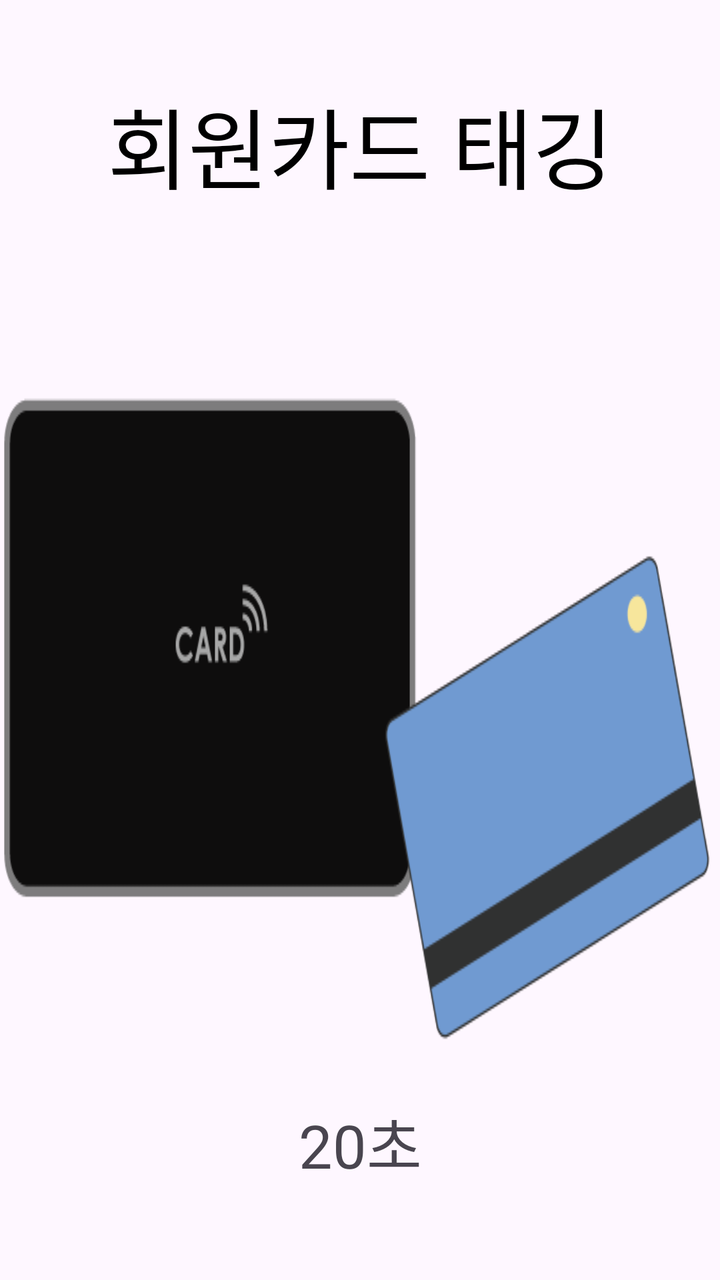
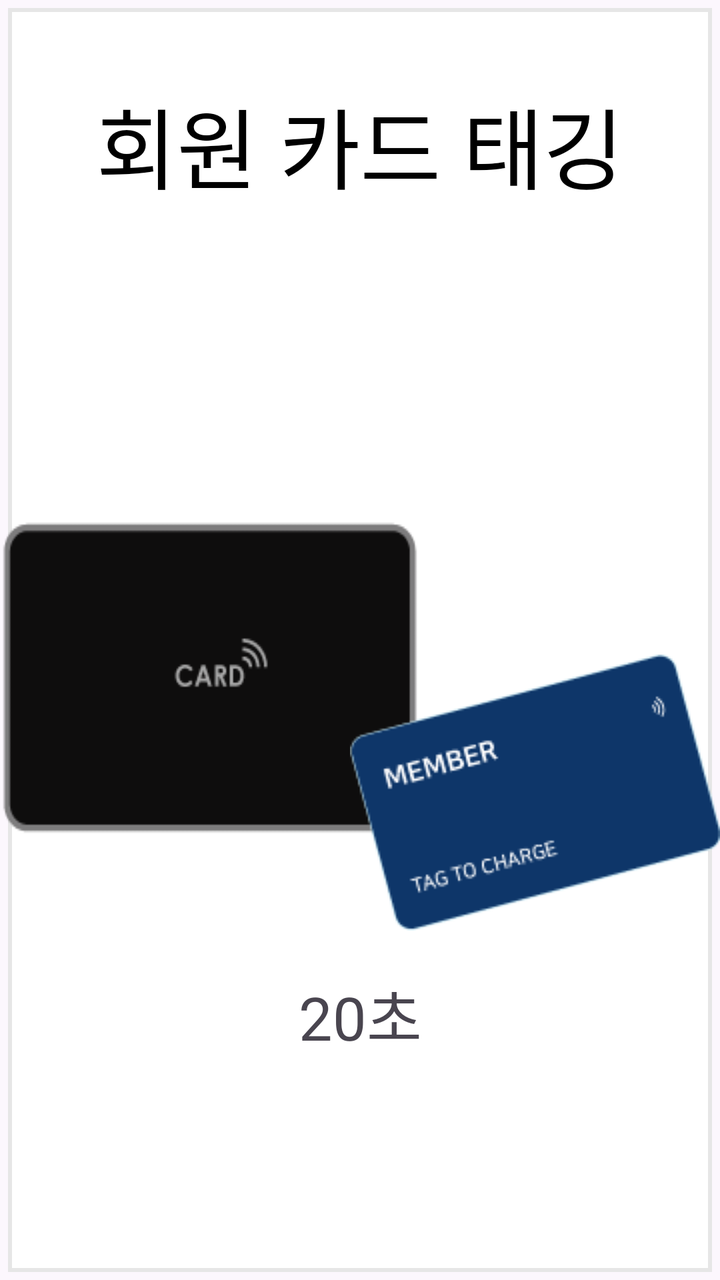

Before-and-after screenshots of an Android layout around one commit, followed by the original layout XML and the change that was made.
<!-- AndroidManifest.xml: application theme Theme.FastCharger -->
<!-- res/layout/fragment_member_card.xml -->
<?xml version="1.0" encoding="utf-8"?>
<androidx.constraintlayout.widget.ConstraintLayout xmlns:android="http://schemas.android.com/apk/res/android"
    xmlns:tools="http://schemas.android.com/tools"
    xmlns:app="http://schemas.android.com/apk/res-auto"
    android:layout_width="1024dp"
    android:layout_height="652dp"
    tools:context=".pages.MemberCardFragment">

    <TextView
        android:id="@+id/textViewMemberCard"
        android:layout_width="match_parent"
        android:layout_height="wrap_content"
        android:layout_marginTop="40dp"
        android:gravity="center"
        android:text="@string/memberCardTaggingMessage"
        android:textSize="44sp"
        android:textColor="@color/black"
        app:layout_constraintEnd_toEndOf="parent"
        app:layout_constraintStart_toStartOf="parent"
        app:layout_constraintTop_toTopOf="parent"/>

    <ImageView
        android:id="@+id/imageViewMemberCardReader"
        android:layout_width="wrap_content"
        android:layout_height="wrap_content"
        android:layout_marginBottom="20dp"
        android:background="@drawable/memcard_to_reader_background"
        app:layout_constraintEnd_toEndOf="parent"
        app:layout_constraintStart_toStartOf="parent"
        app:layout_constraintTop_toBottomOf="@id/textViewMemberCard"
        app:layout_constraintBottom_toBottomOf="parent"
        tools:ignore="contentDescription" />

    <ImageView
        android:id="@+id/imgMemberCardTagging"
        android:layout_width="wrap_content"
        android:layout_height="wrap_content"
        android:background="@drawable/membercardtagging"
        android:importantForAccessibility="no"
        app:layout_constraintStart_toStartOf="@id/imageViewMemberCardReader"
        app:layout_constraintBottom_toBottomOf="@id/imageViewMemberCardReader"
        app:layout_constraintEnd_toEndOf="@id/imageViewMemberCardReader"
        app:layout_constraintTop_toTopOf="@id/imageViewMemberCardReader"
        tools:ignore="contentDescription" />

    <TextView
        android:id="@+id/textViewTagTimer"
        android:layout_width="wrap_content"
        android:layout_height="wrap_content"
        android:layout_marginTop="20dp"
        android:text="20초"
        android:textSize="30sp"
        app:layout_constraintStart_toStartOf="@id/imageViewMemberCardReader"
        app:layout_constraintEnd_toEndOf="@id/imageViewMemberCardReader"
        app:layout_constraintTop_toBottomOf="@id/imageViewMemberCardReader" />

</androidx.constraintlayout.widget.ConstraintLayout>
<!-- resources referenced by this layout -->
<resources>
  <color name="black">#FF000000</color>
  <!-- drawable membercardtagging (drawable) -->
  <?xml version="1.0" encoding="utf-8"?>
  <animation-list xmlns:android="http://schemas.android.com/apk/res/android">
      <item
          android:drawable="@drawable/memcard_to_reader_01"
          android:duration="300" />
      <item
          android:drawable="@drawable/memcard_to_reader_02"
          android:duration="300" />
      <item
          android:drawable="@drawable/memcard_to_reader_03"
          android:duration="300" />
      <item
          android:drawable="@drawable/memcard_to_reader_04"
          android:duration="300" />
      <item
          android:drawable="@drawable/memcard_to_reader_05"
          android:duration="300" />
      <item
          android:drawable="@drawable/memcard_to_reader_06"
          android:duration="300" />
      <item
          android:drawable="@drawable/memcard_to_reader_07"
          android:duration="300" />
      <item
          android:drawable="@drawable/memcard_to_reader_08"
          android:duration="300" />
  </animation-list>
  <!-- drawable memcard_to_reader_background: png bitmap (drawable, 4308 bytes) -->
  <string name="memberCardTaggingMessage">회원카드 태깅</string>
  <style name="Theme.FastCharger" parent="Base.Theme.FastCharger" />
  <!-- drawable memcard_to_reader_01: png bitmap (drawable, 5243 bytes) -->
  <!-- drawable memcard_to_reader_02: png bitmap (drawable, 8798 bytes) -->
  <!-- drawable memcard_to_reader_03: png bitmap (drawable, 7054 bytes) -->
  <!-- drawable memcard_to_reader_04: png bitmap (drawable, 7126 bytes) -->
  <!-- drawable memcard_to_reader_05: png bitmap (drawable, 6498 bytes) -->
  <!-- drawable memcard_to_reader_06: png bitmap (drawable, 6868 bytes) -->
  <!-- drawable memcard_to_reader_07: png bitmap (drawable, 6735 bytes) -->
  <!-- drawable memcard_to_reader_08: png bitmap (drawable, 5315 bytes) -->
  <style name="Base.Theme.FastCharger" parent="Theme.Material3.DayNight.NoActionBar">
          
          
          <item name="windowNoTitle">true</item>
          <item name="android:windowFullscreen">true</item>
      </style>
</resources>

<!-- the commit's change to res/layout/fragment_member_card.xml (unified diff, before → after) -->
@@ -2,9 +2,17 @@
 <androidx.constraintlayout.widget.ConstraintLayout xmlns:android="http://schemas.android.com/apk/res/android"
     xmlns:tools="http://schemas.android.com/tools"
     xmlns:app="http://schemas.android.com/apk/res-auto"
-    android:layout_width="1024dp"
+    android:layout_width="512dp"
     android:layout_height="652dp"
     tools:context=".pages.MemberCardFragment">
+
+    <View
+        android:id="@+id/view"
+        android:layout_width="match_parent"
+        android:layout_height="match_parent"
+        android:background="@drawable/layer_list_rect"
+        tools:layout_editor_absoluteX="5dp"
+        tools:layout_editor_absoluteY="5dp" />
 
     <TextView
         android:id="@+id/textViewMemberCard"
@@ -32,16 +40,26 @@
         tools:ignore="contentDescription" />
 
     <ImageView
-        android:id="@+id/imgMemberCardTagging"
+        android:id="@+id/imageViewMemberCard"
         android:layout_width="wrap_content"
         android:layout_height="wrap_content"
-        android:background="@drawable/membercardtagging"
+        android:background="@drawable/member_card"
         android:importantForAccessibility="no"
-        app:layout_constraintStart_toStartOf="@id/imageViewMemberCardReader"
+        app:layout_constraintEnd_toEndOf="@id/imageViewMemberCardReader"
         app:layout_constraintBottom_toBottomOf="@id/imageViewMemberCardReader"
-        app:layout_constraintEnd_toEndOf="@id/imageViewMemberCardReader"
-        app:layout_constraintTop_toTopOf="@id/imageViewMemberCardReader"
         tools:ignore="contentDescription" />
+
+
+
+
+
+
+
+
+
+
+
+
 
     <TextView
         android:id="@+id/textViewTagTimer"
<!-- resource entries referenced after the edit -->
@@ -1,45 +1,27 @@
 <!-- resources referenced by this layout -->
 <resources>
   <color name="black">#FF000000</color>
-  <!-- drawable membercardtagging (drawable) -->
+  <!-- drawable layer_list_rect (drawable) -->
   <?xml version="1.0" encoding="utf-8"?>
-  <animation-list xmlns:android="http://schemas.android.com/apk/res/android">
-      <item
-          android:drawable="@drawable/memcard_to_reader_01"
-          android:duration="300" />
-      <item
-          android:drawable="@drawable/memcard_to_reader_02"
-          android:duration="300" />
-      <item
-          android:drawable="@drawable/memcard_to_reader_03"
-          android:duration="300" />
-      <item
-          android:drawable="@drawable/memcard_to_reader_04"
-          android:duration="300" />
-      <item
-          android:drawable="@drawable/memcard_to_reader_05"
-          android:duration="300" />
-      <item
-          android:drawable="@drawable/memcard_to_reader_06"
-          android:duration="300" />
-      <item
-          android:drawable="@drawable/memcard_to_reader_07"
-          android:duration="300" />
-      <item
-          android:drawable="@drawable/memcard_to_reader_08"
-          android:duration="300" />
-  </animation-list>
-  <!-- drawable memcard_to_reader_background: png bitmap (drawable, 4308 bytes) -->
-  <string name="memberCardTaggingMessage">회원카드 태깅</string>
+  <layer-list xmlns:android="http://schemas.android.com/apk/res/android">
+      
+      <item>
+          <shape android:shape="rectangle">
+              <solid android:color="#33F4F4F4" />
+          </shape>
+      </item>
+      
+      <item android:bottom="4dp" android:right="4dp" android:top="4dp" android:left="4dp">
+          <shape android:shape="rectangle">
+              <solid android:color="#FFFFFF"/>
+              <stroke android:color="#E6E6E6" android:width="2dp" />
+          </shape>
+      </item>
+  </layer-list>
+  <!-- drawable member_card: png bitmap (drawable, 5122 bytes) -->
+  <!-- drawable memcard_to_reader_background: png bitmap (drawable, 2459 bytes) -->
+  <string name="memberCardTaggingMessage">회원 카드 태깅</string>
   <style name="Theme.FastCharger" parent="Base.Theme.FastCharger" />
-  <!-- drawable memcard_to_reader_01: png bitmap (drawable, 5243 bytes) -->
-  <!-- drawable memcard_to_reader_02: png bitmap (drawable, 8798 bytes) -->
-  <!-- drawable memcard_to_reader_03: png bitmap (drawable, 7054 bytes) -->
-  <!-- drawable memcard_to_reader_04: png bitmap (drawable, 7126 bytes) -->
-  <!-- drawable memcard_to_reader_05: png bitmap (drawable, 6498 bytes) -->
-  <!-- drawable memcard_to_reader_06: png bitmap (drawable, 6868 bytes) -->
-  <!-- drawable memcard_to_reader_07: png bitmap (drawable, 6735 bytes) -->
-  <!-- drawable memcard_to_reader_08: png bitmap (drawable, 5315 bytes) -->
   <style name="Base.Theme.FastCharger" parent="Theme.Material3.DayNight.NoActionBar">
           
           
